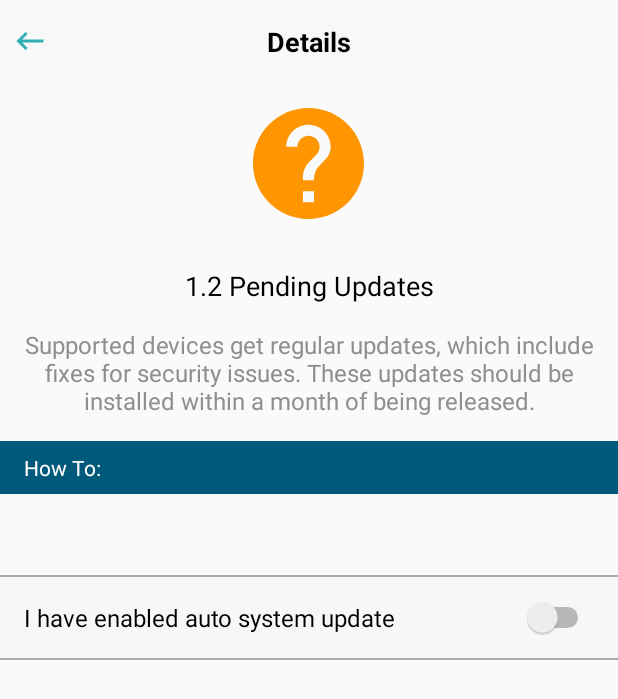
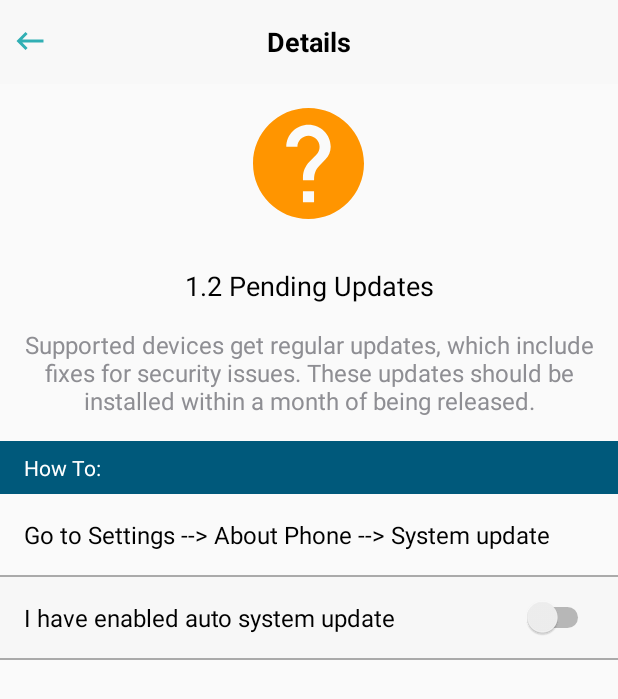
Before and after one commit to cafe-infosec/MobCheck_Android, an Android app: the screen it shows after launch (DetailActivity), after a tap on "1.2 Pending Updates", on a phone screen of 412 x 824 dp. Shown: the top 699 px of the screen. Run offline under Robolectric (Android 15) with nearby library versions, the phone set to English and light mode, and no system bars; libraries missing offline, so code that uses them is left out: com.google.android.things, com.scottyab.rootbeer; 3 statements that could not run were skipped; 1 other tap on this screen came first.

Commit message:
update:detail activity details' '

```diff
--- a/app/src/main/java/com/mobilecheck/assessment/Constants.kt
+++ b/app/src/main/java/com/mobilecheck/assessment/Constants.kt
@@ -15,4 +15,40 @@ class Constants {
     val IS_NOT_UP_TO_DATE = 0
     val IS_AUTO = 1
     val IS_MANUAL = 0
+
+    //description and settings
+    val SUPPORT_DESCRIPTION =""
+    val SUPPORT_SETTINGS ="If your device can be upgraded to a supported android version, here is how you do it: Go to Settings -->About Phone -->System update"
+
+    //SYSTEM_UPDATE
+    val SYSTEM_UPDATE_DESCRIPTION ="Supported devices get regular updates, which include fixes for security issues. These updates should be installed within a month of being released."
+    val SYSTEM_UPDATE_SETTINGS ="Go to Settings --> About Phone --> System update"
+    val SYSTEM_UPDATE_MANUAL ="I have enabled auto system update"
+
+    //APP_UPDATE
+    val APP_UPDATE_DESCRIPTION = "If you have a good Internet connection, set your device to automatically update your apps, otherwise, manually update them on a regular basis."
+    val APP_UPDATE_SETTINGS = "Go to Google Play Store app --> Menu --> Settings --> tap on Auto-update apps"
+    val APP_UPDATE_MANUAL = "I have enabled auto app update"
+
+    //ROOTED
+    val ROOTED_DESCRIPTION = "Rooting your device strips it of key security features."
+    val ROOTED_SETTINGS = ""
+
+    //PASSWORD
+    val PASSWORD_DESCRIPTION = "Your device should have a minimum 6 character login password."
+    val PASSWORD_SETTINGS = "Go to Settings --> Security & location"
+
+    //BACKUP
+    val BACKUP_DESCRIPTION = "Backing up the data on your device is important in case it is lost or stolen."
+    val BACKUP_SETTINGS = "Go to Settings --> Google --> Services --> tap on Backup"
+    val BACKUP_MANUAL = "I have enabled auto backup"
+
+    //FIND MY DEVICE
+    val FIND_DEVICE_DESCRIPTION = "To be prepared in case you lose your Android phone, you can check that Find My Device can find it."
+    val FIND_DEVICE_SETTINGS = "Go to Settings --> Google --> Security --> tap on Find My Device"
+    val FIND_DEVICE_MANUAL = "I have enabled find my device"
+
+    //VPN
+    val VPN_DESCRIPTION =  "It is highly recommended to use a VPN when utilizing untrusted WiFi."
+    val VPN_SETTINGS = "Install a VPN on your device, Go to Settings --> Wireless & networks --> More --> VPN"
 }
--- a/app/src/main/res/layout/activity_detail.xml
+++ b/app/src/main/res/layout/activity_detail.xml
@@ -80,7 +80,7 @@
                 android:layout_marginEnd="@dimen/small_margin"/>
     </androidx.appcompat.widget.LinearLayoutCompat>
     <androidx.appcompat.widget.AppCompatTextView
-            android:id="@+id/tv_settings"
+            android:id="@+id/tvSettings"
             android:layout_width="match_parent"
             android:layout_height="wrap_content"
             android:textSize="@dimen/text_size_16"
@@ -102,7 +102,7 @@
                 android:textSize="@dimen/text_size_16"
                 android:textColor="@color/colorText"
                 android:padding="@dimen/activity_vertical_margin"/>
-        <View android:layout_width="match_parent" android:layout_height="1dp"
-              android:background="@android:color/darker_gray"/>
     </androidx.appcompat.widget.LinearLayoutCompat>
+    <View android:layout_width="match_parent" android:layout_height="1dp"
+          android:background="@android:color/darker_gray"/>
 </androidx.appcompat.widget.LinearLayoutCompat>
```
Also changed, not shown: app/src/main/java/com/mobilecheck/assessment/activity/DetailActivity.kt (+16 -13 lines), app/src/main/java/com/mobilecheck/assessment/activity/MainActivity.kt (+5 -6 lines).
